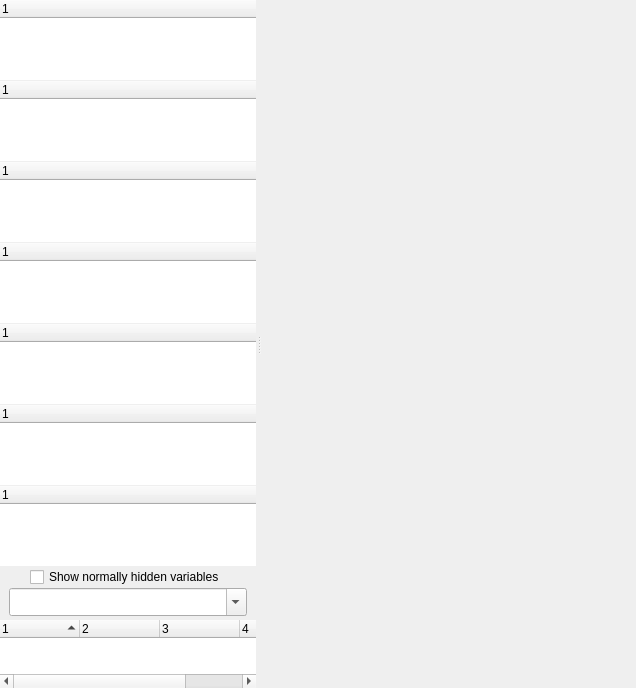
First picture: the form in src/ui/trigger_editor.ui, repository Mudlet/Mudlet, before the edit.
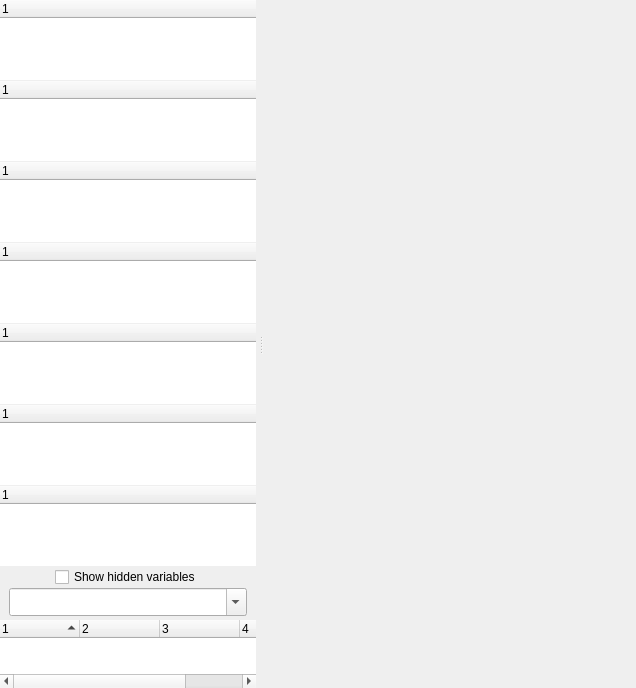
Second picture: the form after the edit. Custom widgets are drawn as their Qt base class.

```diff
--- a/src/ui/trigger_editor.ui
+++ b/src/ui/trigger_editor.ui
@@ -63,7 +63,7 @@
        <bool>true</bool>
       </property>
       <property name="handleWidth">
-       <number>5</number>
+       <number>9</number>
       </property>
       <widget class="QFrame" name="frame_left">
        <property name="sizePolicy">
@@ -433,7 +433,7 @@
         <item alignment="Qt::AlignHCenter|Qt::AlignVCenter">
          <widget class="QCheckBox" name="checkBox_displayAllVariables">
           <property name="text">
-           <string>Show normally hidden variables</string>
+           <string>Show hidden variables</string>
           </property>
           <property name="checkable">
            <bool>true</bool>
@@ -657,7 +657,7 @@
            <enum>Qt::Vertical</enum>
           </property>
           <property name="handleWidth">
-           <number>5</number>
+           <number>9</number>
           </property>
           <property name="childrenCollapsible">
            <bool>true</bool>
@@ -694,6 +694,11 @@
    <extends>QTreeWidget</extends>
    <header>TTreeWidget.h</header>
   </customwidget>
+  <customwidget>
+   <class>uiDesign::GripSplitter</class>
+   <extends>QSplitter</extends>
+   <header>GripSplitter.h</header>
+  </customwidget>
  </customwidgets>
  <resources/>
  <connections/>
```
Left out of the diff: 4 changed lines with no effect on the pictures.
